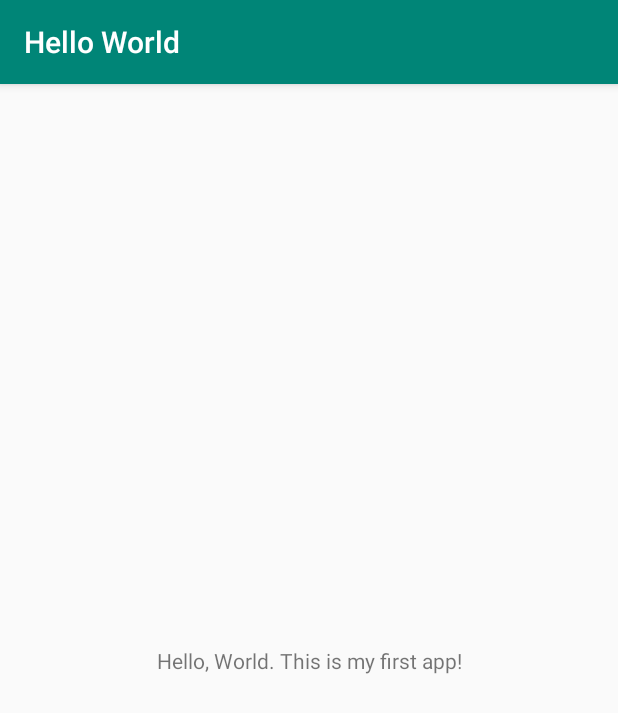
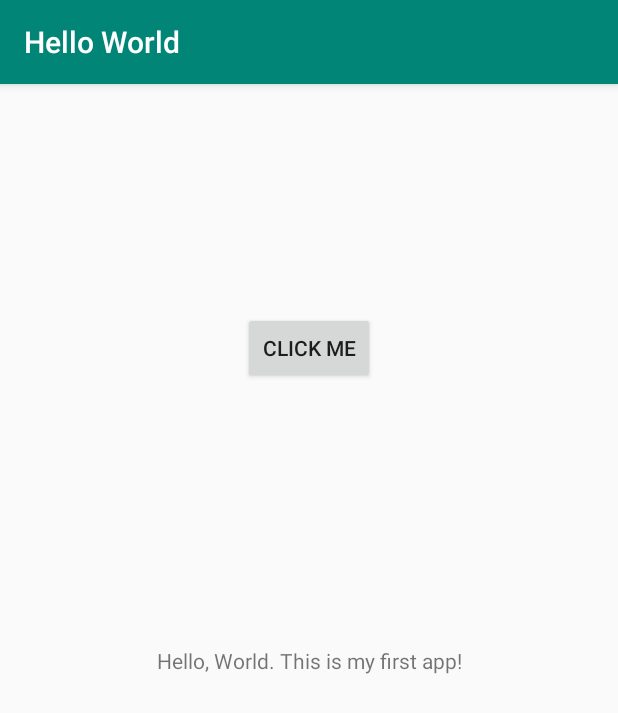
Before and after one commit to maxjwebber/HelloWorld, an Android app: the screen it shows after launch (MainActivity), on a phone screen of 412 x 824 dp. Shown: the top 713 px of the screen. Run offline under Robolectric (Android 15) with nearby library versions, the phone set to English and light mode, and no system bars.

Commit message:
implemented button message/onClick method

```diff
--- a/app/build.gradle
+++ b/app/build.gradle
@@ -2,10 +2,10 @@ apply plugin: 'com.android.application'
 
 android {
     compileSdkVersion 28
-    buildToolsVersion "29.0.2"
+    buildToolsVersion '28.0.2'
     defaultConfig {
         applicationId "edu.temple.helloworld"
-        minSdkVersion 29
+        minSdkVersion 28
         targetSdkVersion 28
         versionCode 1
         versionName "1.0"
--- a/app/src/main/java/edu/temple/helloworld/MainActivity.java
+++ b/app/src/main/java/edu/temple/helloworld/MainActivity.java
@@ -3,6 +3,9 @@ package edu.temple.helloworld;
 import androidx.appcompat.app.AppCompatActivity;
 
 import android.os.Bundle;
+import android.view.View;
+import android.widget.Button;
+import android.widget.TextView;
 
 public class MainActivity extends AppCompatActivity {
 
@@ -11,4 +14,12 @@ public class MainActivity extends AppCompatActivity {
         super.onCreate(savedInstanceState);
         setContentView(R.layout.activity_main);
     }
+
+   public void buttonMsg(View v)
+    {
+        TextView text = findViewById(R.id.message);
+        text.setText(R.string.button_alert);
+    }
+
+
 }
--- a/app/src/main/res/layout/activity_main.xml
+++ b/app/src/main/res/layout/activity_main.xml
@@ -7,6 +7,7 @@
     tools:context=".MainActivity">
 
     <TextView
+        android:id="@+id/message"
         android:layout_width="wrap_content"
         android:layout_height="wrap_content"
         android:text="@string/my_greeting"
@@ -15,4 +16,17 @@
         app:layout_constraintRight_toRightOf="parent"
         app:layout_constraintTop_toTopOf="parent" />
 
+    <Button
+        android:id="@+id/button_id"
+        android:layout_width="wrap_content"
+        android:layout_height="wrap_content"
+        android:layout_marginStart="165dp"
+        android:layout_marginTop="152dp"
+        android:layout_marginEnd="165dp"
+        android:onClick="buttonMsg"
+        android:text="@string/button_label"
+        app:layout_constraintEnd_toEndOf="parent"
+        app:layout_constraintStart_toStartOf="parent"
+        app:layout_constraintTop_toTopOf="parent" />
+
 </androidx.constraintlayout.widget.ConstraintLayout>
--- a/app/src/main/res/values/strings.xml
+++ b/app/src/main/res/values/strings.xml
@@ -1,4 +1,6 @@
 <resources>
     <string name="app_name">Hello World</string>
     <string name="my_greeting">Hello, World. This is my first app!</string>
+    <string name="button_label">CLICK ME</string>
+    <string name="button_alert">You have clicked the button.</string>
 </resources>
```
